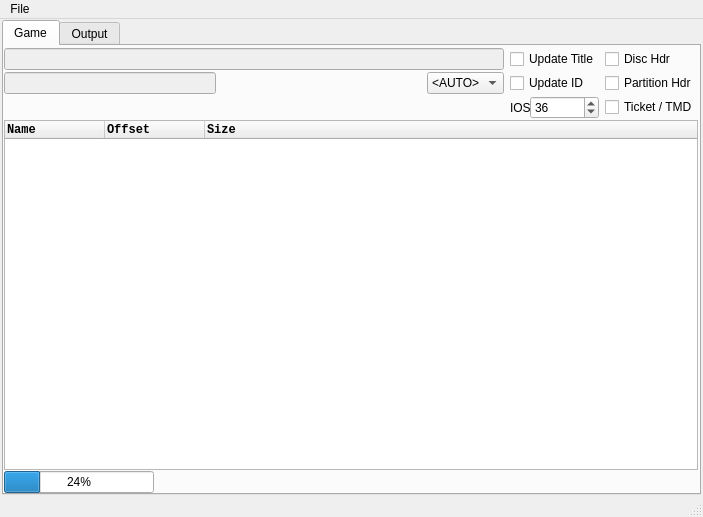
This is gamewindow.ui in giantpune/qtwitgui as Qt 5 draws it before an edit. The edited form follows.
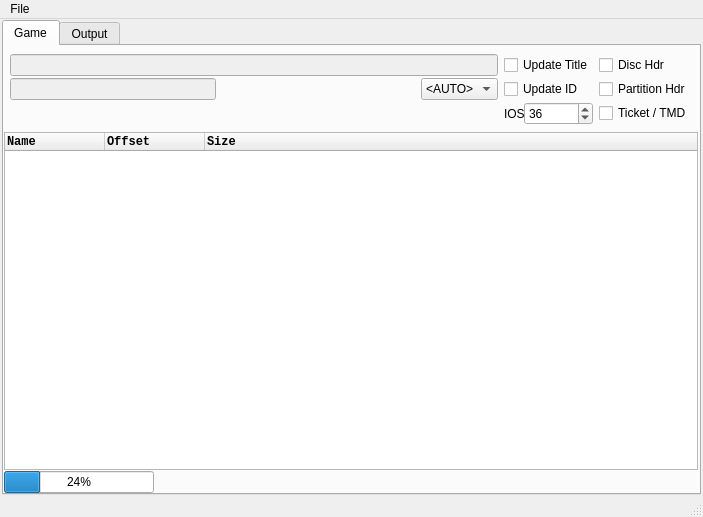
This is the edited form.

```diff
--- a/gamewindow.ui
+++ b/gamewindow.ui
@@ -63,6 +63,9 @@
           <property name="verticalSpacing">
            <number>2</number>
           </property>
+          <property name="margin">
+           <number>6</number>
+          </property>
           <item row="0" column="0">
            <widget class="QLineEdit" name="lineEdit_name">
             <property name="enabled">
```
